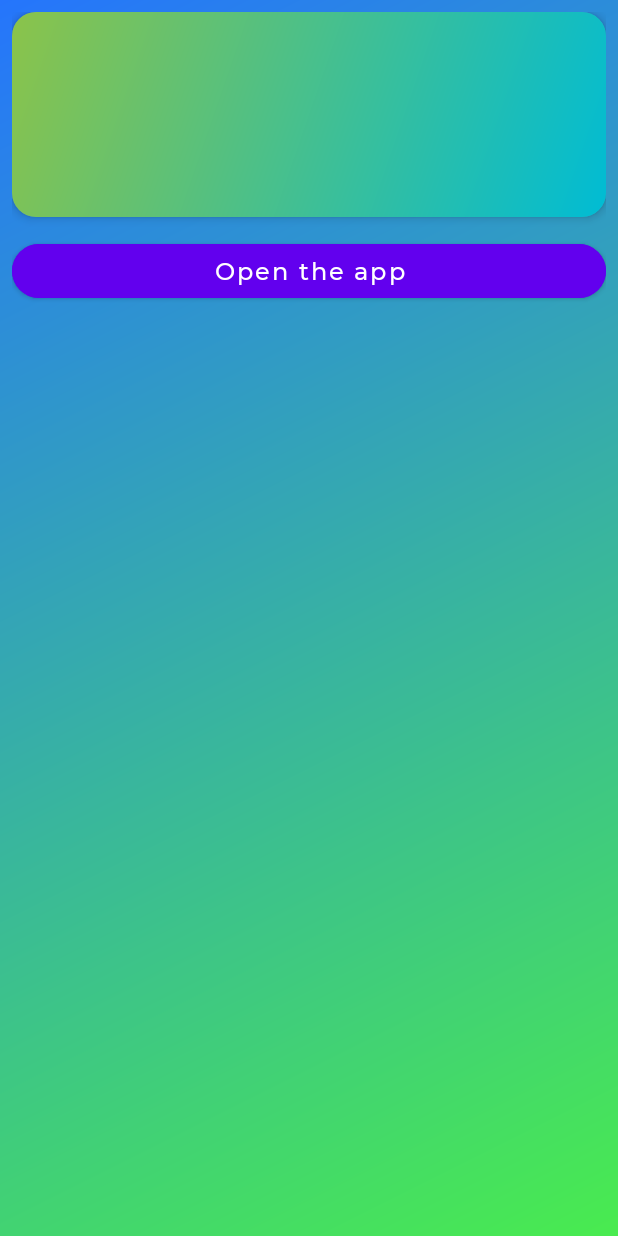
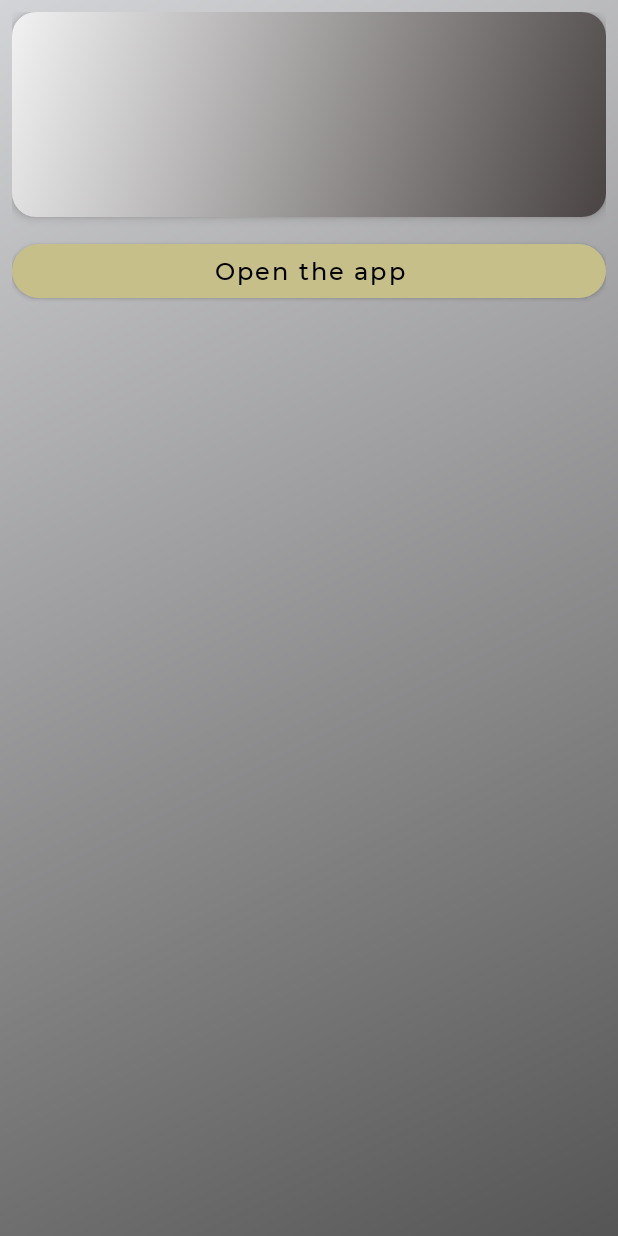
Before and after one commit to RomanEysmond/WEBA, an Android app: the MoreInfoFragment screen opened through its navigation route, on a phone screen of 412 x 824 dp. Run offline under Robolectric (Android 15) with nearby library versions, the phone set to English and light mode, and no system bars; 1 statement that could not run was skipped.

Commit message:
XML changed

```diff
--- a/app/src/main/java/com/example/weba/presentation/fragments/AppsInfoViewModel.kt
+++ b/app/src/main/java/com/example/weba/presentation/fragments/AppsInfoViewModel.kt
@@ -1,9 +1,13 @@
 package com.example.weba.presentation.fragments
 
+import android.app.Application
+import android.content.Context
 import android.content.pm.PackageManager
+import androidx.lifecycle.AndroidViewModel
 import androidx.lifecycle.LiveData
 import androidx.lifecycle.MutableLiveData
 import androidx.lifecycle.ViewModel
+import androidx.lifecycle.application
 import androidx.lifecycle.viewModelScope
 import com.example.weba.domain.usecase.UseCaseGetInstalledApps
 import com.example.weba.domain.models.AppInfo
@@ -11,7 +15,7 @@ import kotlinx.coroutines.Dispatchers
 import kotlinx.coroutines.launch
 
 
-class AppsInfoViewModel : ViewModel() {
+class AppsInfoViewModel(application: Application) : AndroidViewModel(application) {
 
     sealed class LoadState {
         object Loading : LoadState()
@@ -25,6 +29,14 @@ class AppsInfoViewModel : ViewModel() {
     private val _appsList = MutableLiveData<List<AppInfo>>()
     val appsList: LiveData<List<AppInfo>> = _appsList
 
+   /* private val prefs = application.getSharedPreferences("app_prefs", Context.MODE_PRIVATE)
+    private val _data = MutableLiveData<List<AppInfo>>()
+    val data: LiveData<List<AppInfo>> = _data
+
+    init {
+        // Загрузка при инициализации
+        _data.value = prefs.getString("key_data", null)
+    }*/
 
     fun loadApps(packageManager: PackageManager) {
         viewModelScope.launch(Dispatchers.Default) {
--- a/app/src/main/res/drawable/bg_gradient.xml
+++ b/app/src/main/res/drawable/bg_gradient.xml
@@ -2,7 +2,7 @@
     android:shape="rectangle">
     <gradient
         android:angle="135"
-        android:startColor="#49EB4F"
-        android:endColor="#2575FC"
+        android:startColor="#565555"
+        android:endColor="#D3D4D7"
         android:type="linear" />
 </shape>
--- a/app/src/main/res/drawable/bg_gradient_card_more.xml
+++ b/app/src/main/res/drawable/bg_gradient_card_more.xml
@@ -1,7 +1,7 @@
 <shape xmlns:android="http://schemas.android.com/apk/res/android">
     <gradient
         android:angle="135"
-        android:startColor="#00BCD4"
-        android:endColor="#8BC34A"
+        android:startColor="#494343"
+        android:endColor="#F2F2F2"
         android:type="linear"/>
 </shape>
--- a/app/src/main/res/layout/more_info_fragment.xml
+++ b/app/src/main/res/layout/more_info_fragment.xml
@@ -101,15 +101,15 @@
         android:layout_width="match_parent"
         android:layout_height="48dp"
         android:layout_marginTop="12dp"
-        android:backgroundTint="@color/color_primary"
         android:fontFamily="@font/montserrat"
         android:text="@string/open_the_app"
         android:textAllCaps="false"
-        android:textColor="@color/white"
+        android:textColor="@color/black"
         android:textSize="16sp"
         app:cornerRadius="24dp"
         app:iconGravity="textEnd"
         app:iconSize="20dp"
+        app:backgroundTint="#C7BF8A"
         app:iconTint="@color/white"
         app:layout_constraintTop_toBottomOf="@id/cardView"
 
--- a/app/src/main/res/values/themes.xml
+++ b/app/src/main/res/values/themes.xml
@@ -5,5 +5,6 @@
         <!-- <item name="colorPrimary">@color/my_light_primary</item> -->
     </style>
 
+
     <style name="Theme.WEBA" parent="Base.Theme.WEBA" />
 </resources>
```
Also changed, not shown: app/src/main/res/drawable/bg_gradient_card.xml (added, +7 -0 lines), app/src/main/res/layout/list_item.xml (+4 -3 lines).
